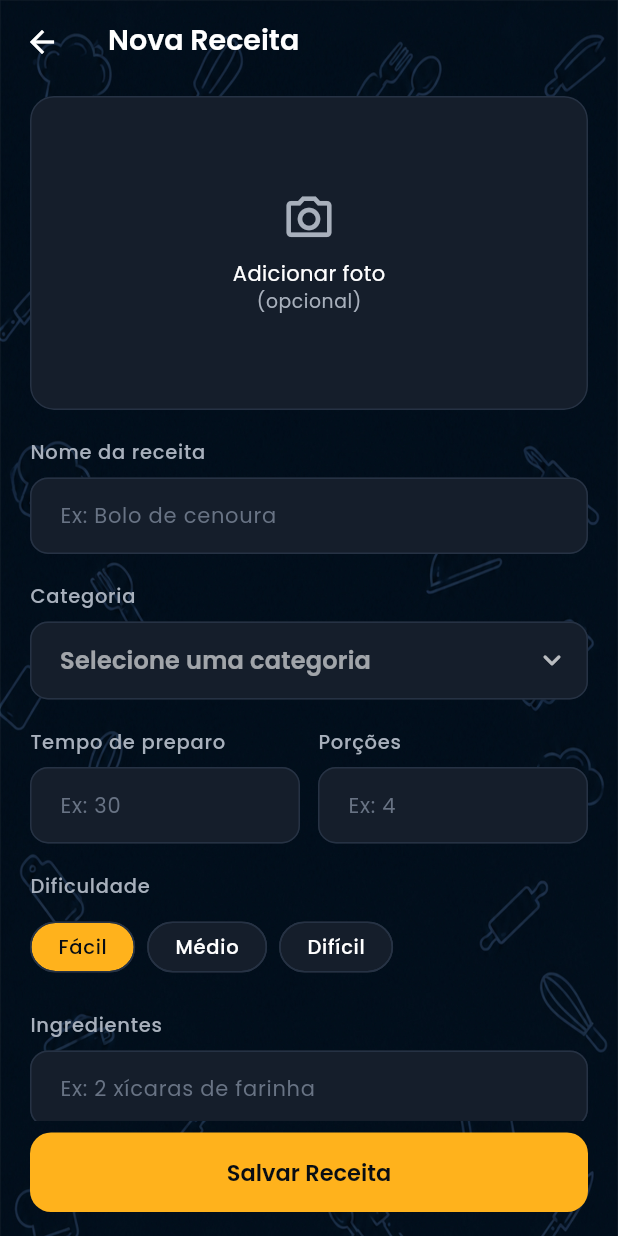
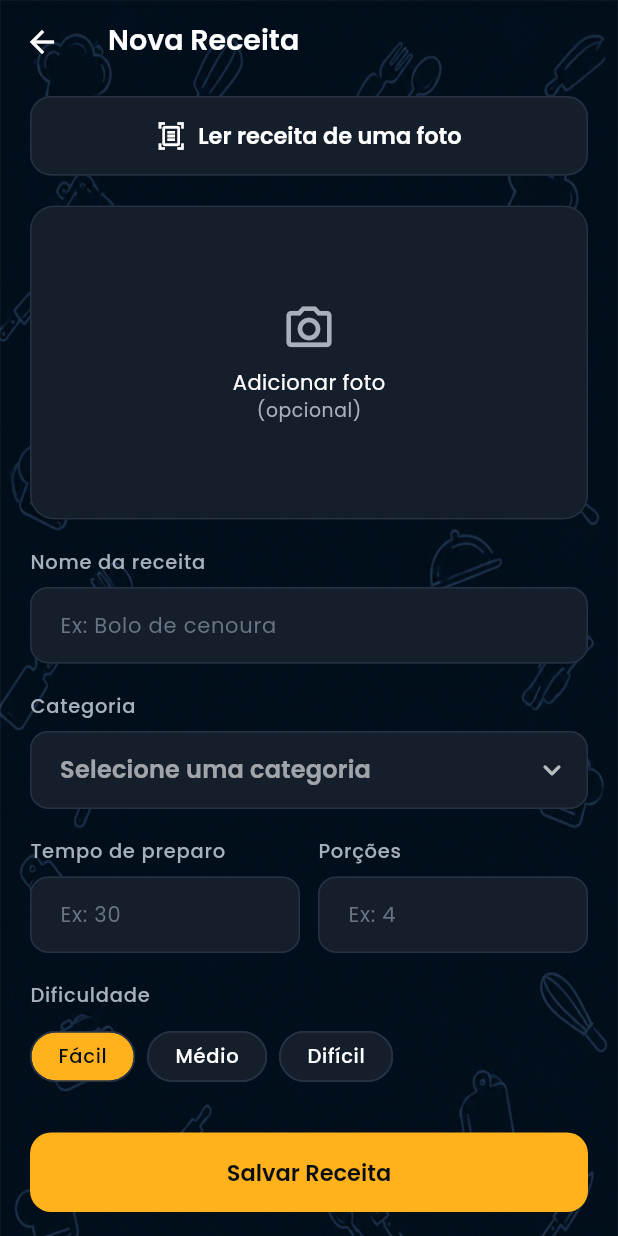
Before and after one commit to lenonronaldo2014-prog/receitas, a Flutter app: the RecipeFormScreen screen opened directly, on a phone screen of 412 x 824 dp. Run offline on Flutter 3.47's test engine with Material 3 defaults, Android fonts, the phone set to English and light mode, and no system bars; our stand-ins replace cloud_firestore, firebase_ai, firebase_auth, firebase_core, google_sign_in, image_picker and 3 more; accounts and stored records are empty.

Commit message:
Atalho Ler receita de uma foto dentro de Nova Receita
Co-Authored-By: Claude Opus 5.5 (1M context) <noreply@anthropic.com>

```diff
--- a/lib/screens/recipe_form_screen.dart
+++ b/lib/screens/recipe_form_screen.dart
@@ -10,6 +10,7 @@ import '../theme/app_theme.dart';
 import '../widgets/buttons.dart';
 import '../widgets/photo_picker.dart';
 import '../widgets/recipe_image.dart';
+import 'scan_recipe_screen.dart';
 
 /// Tela usada tanto para criar quanto para editar uma receita.
 class RecipeFormScreen extends StatefulWidget {
@@ -190,6 +191,16 @@ class _RecipeFormScreenState extends State<RecipeFormScreen> {
             ),
             children: [
               if (widget.draft != null) ...[_draftBanner(c, t), gap],
+              if (!_isEditing && widget.draft == null) ...[
+                SecondaryButton(
+                  label: 'Ler receita de uma foto',
+                  icon: Icons.document_scanner_outlined,
+                  onPressed: () => Navigator.of(context).pushReplacement(
+                    MaterialPageRoute(builder: (_) => const ScanRecipeScreen()),
+                  ),
+                ),
+                gap,
+              ],
               if (photosSupported) ...[_photoPicker(c, t), gap],
               label('Nome da receita'),
               TextFormField(
```
